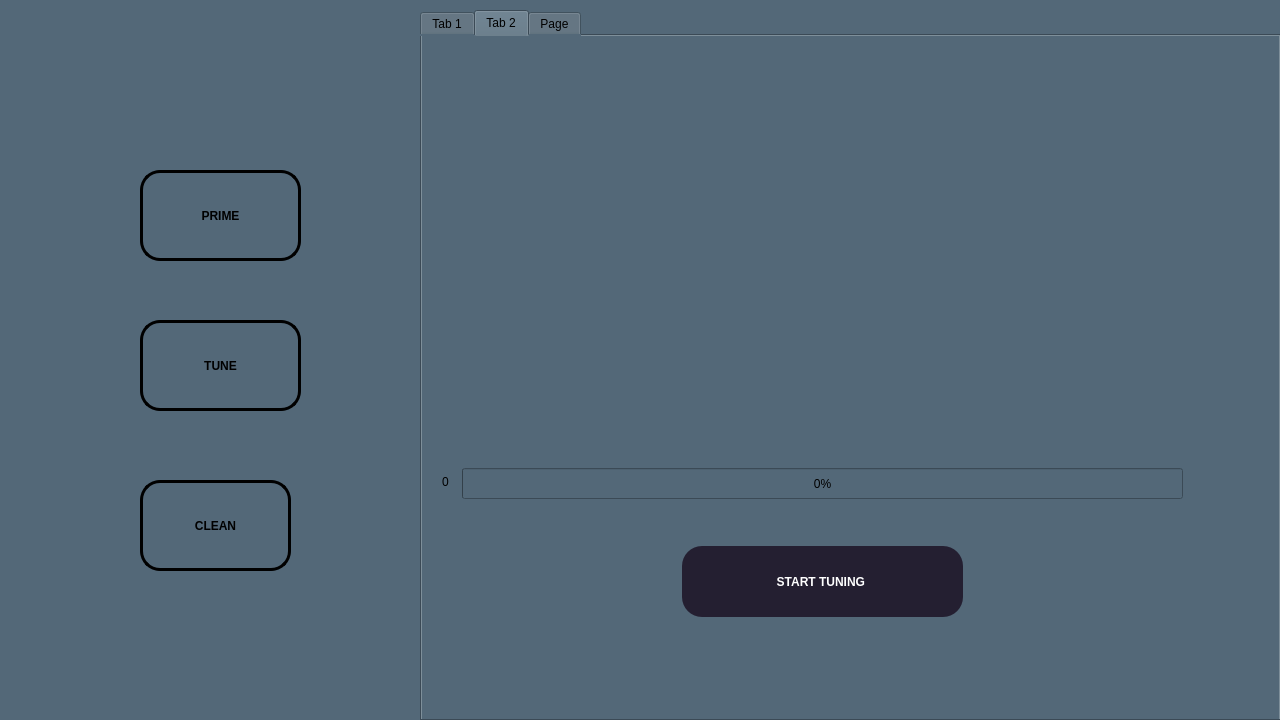
Old version of the form prime.ui in the repository RISWANAAAA/venturiphaco.
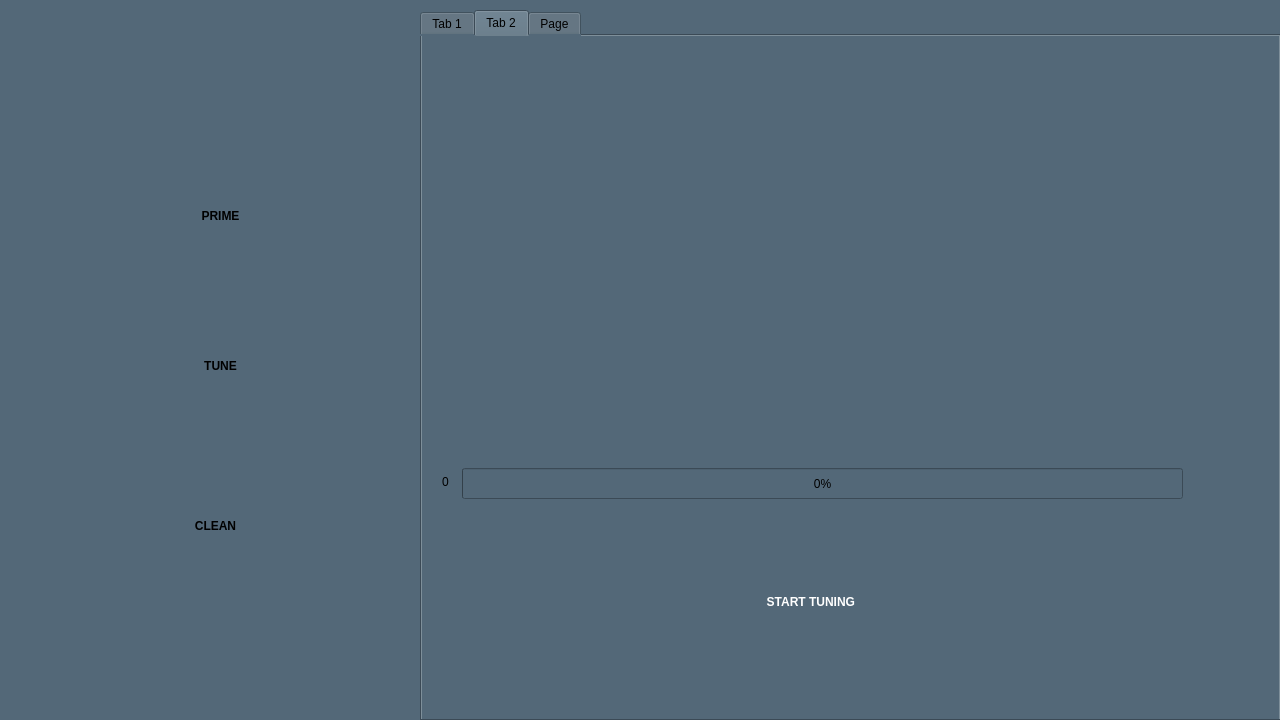
New version of the form. The open tabs and pages were chosen to show the change. Icons and pictures are not drawn.

What changed in the file:
```diff
--- a/prime.ui
+++ b/prime.ui
@@ -27,11 +27,11 @@
    </property>
    <property name="styleSheet">
     <string notr="true">font:20pt &quot;Ubuntu&quot;;
-
+background-color:transparent;
+image: url(:/images/g1094.png);
 border-radius:20px;
 border:none;
-font:bold;
-border:3px solid black;</string>
+font:bold;</string>
    </property>
    <property name="text">
     <string>CLEAN</string>
@@ -48,10 +48,11 @@
    </property>
    <property name="styleSheet">
     <string notr="true">font:20pt &quot;Ubuntu&quot;;
-
+background-color:transparent;
+image: url(:/images/g1094.png);
 border-radius:20px;
 border:none;
-font:bold;border:3px solid black;</string>
+font:bold;</string>
    </property>
    <property name="text">
     <string>TUNE</string>
@@ -68,10 +69,11 @@
    </property>
    <property name="styleSheet">
     <string notr="true">font:20pt &quot;Ubuntu&quot;;
-
+background-color:transparent;
+image: url(:/images/g3042.png);
 border-radius:20px;
 border:none;
-font:bold;border:3px solid black;</string>
+font:bold;</string>
    </property>
    <property name="text">
     <string>PRIME</string>
@@ -270,15 +272,16 @@
     <widget class="QPushButton" name="Start_tune_2">
      <property name="geometry">
       <rect>
-       <x>260</x>
+       <x>220</x>
        <y>510</y>
-       <width>281</width>
-       <height>71</height>
+       <width>341</width>
+       <height>111</height>
       </rect>
      </property>
      <property name="styleSheet">
-      <string notr="true">font:20pt &quot;Ubuntu&quot;;
-background-color: rgb(36, 31, 49);
+      <string notr="true">font:22pt &quot;Ubuntu&quot;;
+image: url(:/images/g4210.png);
+background-color: transparent;
 color: rgb(255, 255, 255);
 border-radius:20px;
 border:none;
```
Left out of the diff: 14 changed lines with no effect on the pictures.
